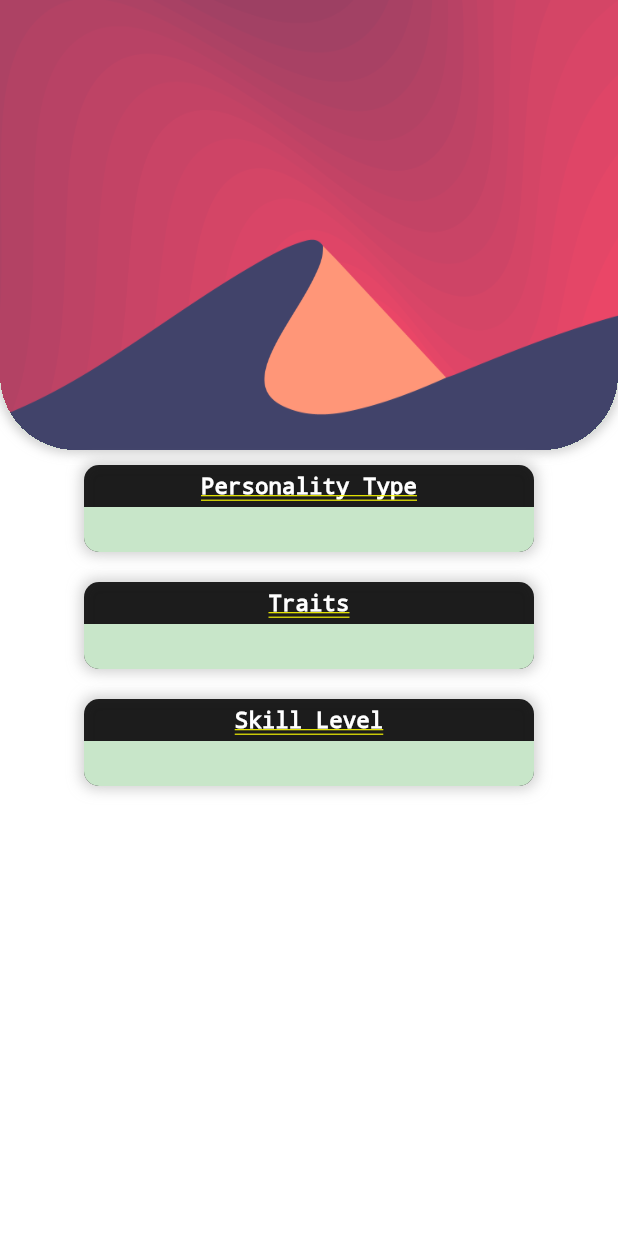
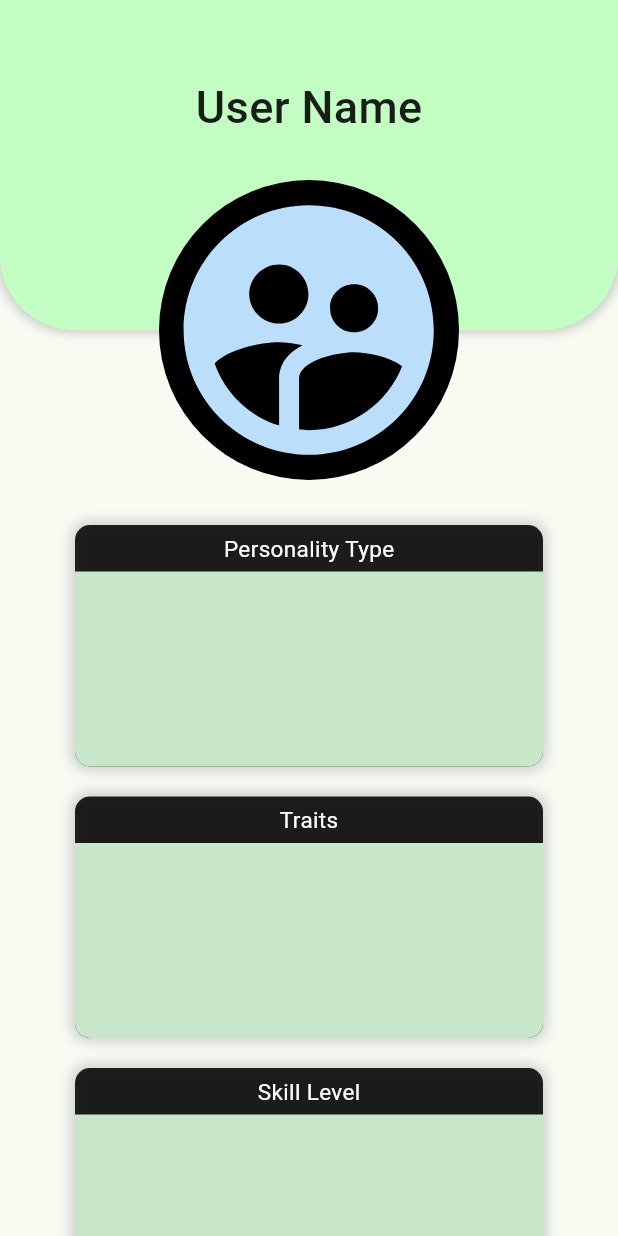
Before and after one commit to C-k-87/g4c, a Flutter app: the screen it shows after launch, on a phone screen of 412 x 824 dp. Run offline on Flutter 3.47's test engine with Material 3 defaults, Android fonts, the phone set to English and light mode, and no system bars.

Commit message:
Redo profile page, update Asset Widgets:CardWidget     Changes to be committed: 	modified:   lib/asset_widgets.dart 	modified:   lib/main.dart 	modified:   lib/profile_page.dart

```diff
--- a/lib/asset_widgets.dart
+++ b/lib/asset_widgets.dart
@@ -285,8 +285,8 @@ class CardWidget extends StatelessWidget {
   @override
   Widget build(BuildContext context) {
     return Container(
+      width: MediaQuery.of(context).size.width - 100,
       margin: const EdgeInsets.all(10.0),
-      width: 300.0,
       decoration: BoxDecoration(
         boxShadow: [
           BoxShadow(
@@ -344,7 +344,7 @@ class TopCard extends StatelessWidget {
   @override
   Widget build(BuildContext context) {
     return Container(
-      clipBehavior: Clip.hardEdge,
+      clipBehavior: Clip.antiAlias,
       height: 300.0,
       width: double.maxFinite,
       decoration: BoxDecoration(
--- a/lib/main.dart
+++ b/lib/main.dart
@@ -1,8 +1,6 @@
 import 'package:flutter/material.dart';
-// ignore: unused_import
-import 'asset_widgets.dart';
+import 'package:g4c/profile_page.dart';
 import 'g4c_drawer.dart';
-import 'profile_page.dart';
 
 void main() {
   runApp(const MyApp());
--- a/lib/profile_page.dart
+++ b/lib/profile_page.dart
@@ -8,35 +8,82 @@ class ProfilePage extends StatelessWidget {
 
   @override
   Widget build(BuildContext context) {
-    return ListView(
+    return Scaffold(
+      body: ListView(
         children: [
           Column(
             children: [
-            const TopCard(
-              content: Image(
-                fit: BoxFit.fill,
-                image: AssetImage('asset_lib/images/back.png'),
+              Stack(
+                clipBehavior: Clip.none,
+                alignment: AlignmentDirectional.center,
+                children: [
+                  SizedBox(
+                    height: 220.0,
+                    child: TopCard(
+                      content: //Image(
+                          //fit: BoxFit.fill,
+                          //image: AssetImage('asset_lib/images/back.png'),
+                          //),
+                          Container(
+                        color: const Color.fromARGB(255, 195, 255, 195),
                       ),
-              color: Color.fromARGB(255, 195, 255, 195),
+                      color: const Color.fromARGB(255, 195, 255, 195),
                     ),
+                  ),
+                  Positioned(
+                    top: 50.0,
+                    child: Text(
+                      'User Name',
+                      style: TextStyle(
+                        fontSize: 30.0,
+                        fontWeight: FontWeight.w500,
+                      ),
+                    ),
+                  ),
+                  Positioned(
+                    top: 120.0,
+                    child: Container(
+                      width: 200.0,
+                      height: 200.0,
+                      decoration: const BoxDecoration(
+                        shape: BoxShape.circle,
+                        color: Colors.black,
+                      ),
+                      child: Icon(
+                        Icons.supervised_user_circle,
+                        color: Colors.blue[100],
+                        size: 200.0,
+                      ), // TODO: implement Profile Picture
+                    ),
+                  ),
+                ],
+              ),
+              const SizedBox(height: 120.0),
               CardWidget(
-              content: Container(),
+                content: Container(
+                  height: 100.0,
+                ),
                 title: 'Personality Type',
                 fontsize: fontsize,
               ),
               CardWidget(
-              content: Container(),
+                content: Container(
+                  height: 100.0,
+                ),
                 title: 'Traits',
                 fontsize: fontsize,
               ),
               CardWidget(
-              content: Container(),
+                content: Container(
+                  height: 100.0,
+                ),
                 title: 'Skill Level',
                 fontsize: fontsize,
               ),
             ],
           ),
         ],
+      ),
     );
   }
 }
```
Lines whose indentation alone changed are shown as unchanged.
